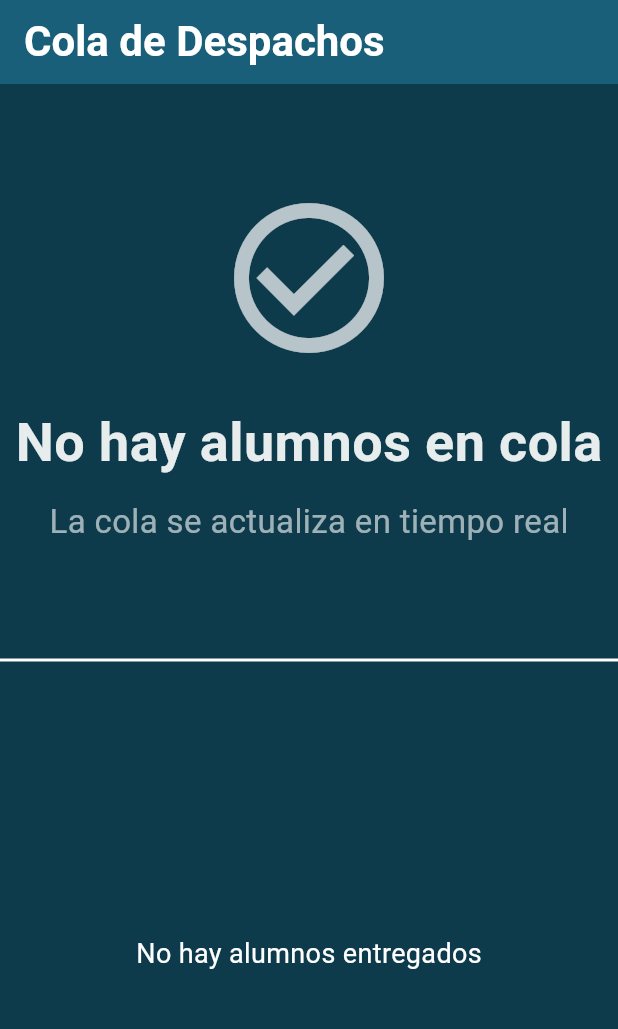
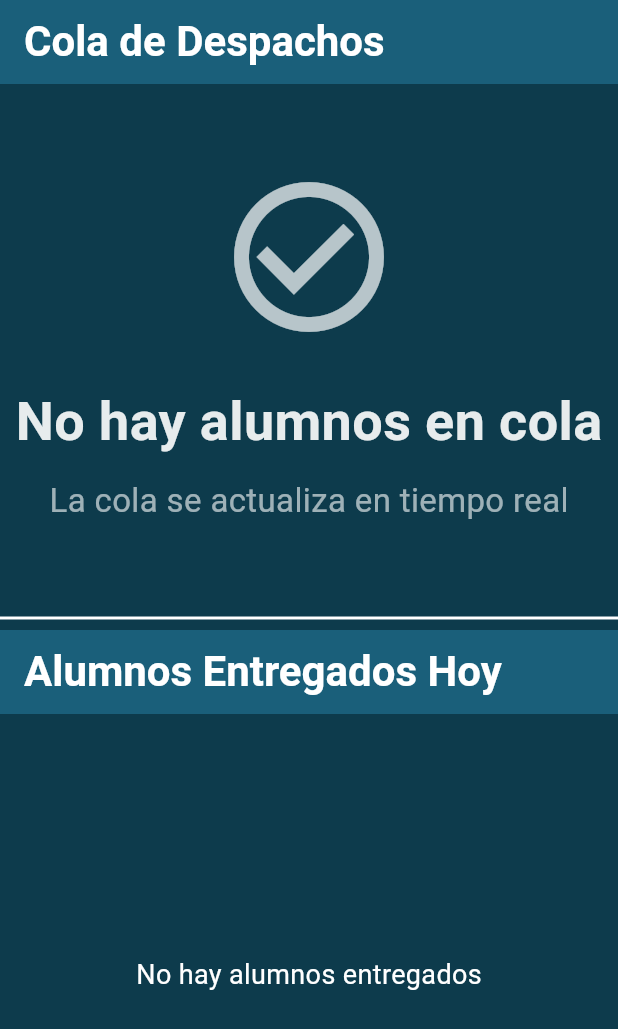
Before and after one commit to elisvelasquez/maestra, a Flutter app: the screen it shows after launch, on a phone screen of 412 x 824 dp. Shown: the top 1029 px of the screen. Run offline on Flutter 3.47's test engine with Material 3 defaults, Android fonts, the phone set to English and light mode, and no system bars; our stand-ins replace supabase_flutter; accounts and stored records are empty.

Commit message:
titulo de envados

```diff
--- a/lib/main.dart
+++ b/lib/main.dart
@@ -83,10 +83,7 @@ class _DashboardScreenState extends State<DashboardScreen> {
     try {
       await Supabase.instance.client
           .from('log_despachos')
-          .update({
-            'estatus': 'Llamado al Salon',
-            'fecha_hora_entrega': DateTime.now().toIso8601String(),
-          }).eq('id', logId);
+          .update({'estatus': 'Llamado al Salon'}).eq('id', logId);
       if (mounted) {
         ScaffoldMessenger.of(context).showSnackBar(
           const SnackBar(
@@ -259,12 +256,24 @@ class _DashboardScreenState extends State<DashboardScreen> {
             ),
           ),
           const Divider(color: Colors.white, thickness: 2),
+          AppBar(
+            title: const Text(
+              'Alumnos Entregados Hoy',
+              style: TextStyle(
+                fontSize: 28,
+                fontWeight: FontWeight.bold,
+                color: Colors.white,
+              ),
+            ),
+        backgroundColor: const Color(0xFF1A5F7A),
+        elevation: 0,
+      ),
           Expanded(
             child: StreamBuilder<List<Map<String, dynamic>>>(
               stream: Supabase.instance.client
                   .from('log_despachos')
                   .stream(primaryKey: ['id'])
-                  .eq('estatus', 'Llamado al Salon'),
+                  .eq('estatus', 'Entregado'),
               builder: (context, snapshot) {
                 if (snapshot.hasError) {
                   return Center(
```
